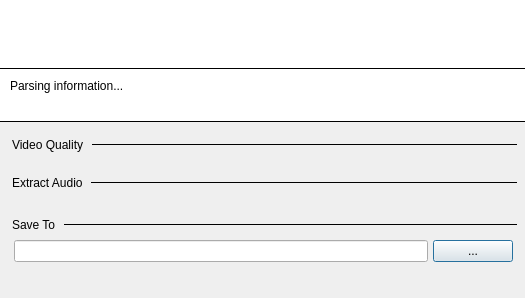
Before: the Qt Designer form app/videodownloader/view/downloadsettingsview.ui in stefansundin/four-k-download, drawn with Qt 5.
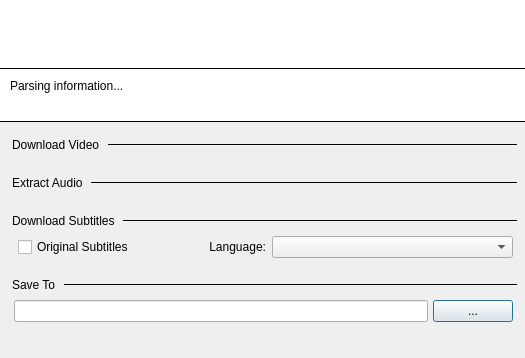
After: the same form once the commit is applied. Icons and pictures are not drawn.

```diff
--- a/app/videodownloader/view/downloadsettingsview.ui
+++ b/app/videodownloader/view/downloadsettingsview.ui
@@ -6,8 +6,8 @@
    <rect>
     <x>0</x>
     <y>0</y>
-    <width>525</width>
-    <height>428</height>
+    <width>527</width>
+    <height>476</height>
    </rect>
   </property>
   <property name="windowTitle">
@@ -226,7 +226,7 @@
       <item>
        <widget class="QLabel" name="qualityTitleLabel">
         <property name="text">
-         <string>Video Quality</string>
+         <string>Download Video</string>
         </property>
        </widget>
       </item>
@@ -329,6 +329,88 @@
      </layout>
     </widget>
    </item>
+   <item>
+    <widget class="QWidget" name="subtitlesTitleWidget" native="true">
+     <layout class="QHBoxLayout" name="horizontalLayout_8" stretch="0,1">
+      <property name="spacing">
+       <number>8</number>
+      </property>
+      <property name="leftMargin">
+       <number>12</number>
+      </property>
+      <property name="topMargin">
+       <number>8</number>
+      </property>
+      <property name="rightMargin">
+       <number>8</number>
+      </property>
+      <property name="bottomMargin">
+       <number>0</number>
+      </property>
+      <item>
+       <widget class="QLabel" name="subtitlesTitleLabel">
+        <property name="text">
+         <string>Download Subtitles</string>
+        </property>
+       </widget>
+      </item>
+      <item>
+       <widget class="Line" name="subtitlesLine">
+        <property name="maximumSize">
+         <size>
+          <width>16777215</width>
+          <height>1</height>
+         </size>
+        </property>
+        <property name="frameShadow">
+         <enum>QFrame::Plain</enum>
+        </property>
+        <property name="orientation">
+         <enum>Qt::Horizontal</enum>
+        </property>
+       </widget>
+      </item>
+     </layout>
+    </widget>
+   </item>
+   <item>
+    <widget class="QWidget" name="subtitlesWidget" native="true">
+     <layout class="QHBoxLayout" name="horizontalLayout_10" stretch="2,1,3">
+      <property name="leftMargin">
+       <number>18</number>
+      </property>
+      <property name="topMargin">
+       <number>0</number>
+      </property>
+      <property name="rightMargin">
+       <number>12</number>
+      </property>
+      <property name="bottomMargin">
+       <number>0</number>
+      </property>
+      <item>
+       <widget class="QCheckBox" name="subtitlesCheckBox">
+        <property name="text">
+         <string>Original Subtitles</string>
+        </property>
+       </widget>
+      </item>
+      <item>
+       <widget class="QLabel" name="subtitlesLabel">
+        <property name="text">
+         <string>Language:</string>
+        </property>
+        <property name="alignment">
+         <set>Qt::AlignRight|Qt::AlignTrailing|Qt::AlignVCenter</set>
+        </property>
+       </widget>
+      </item>
+      <item>
+       <widget class="QComboBox" name="subtitlesComboBox"/>
+      </item>
+     </layout>
+    </widget>
+   </item>
    <item>
     <widget class="QWidget" name="saveTitleWidget" native="true">
      <layout class="QHBoxLayout" name="horizontalLayout_4" stretch="0,1">
```
